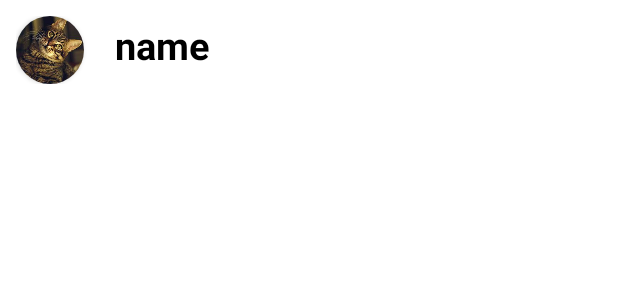
After one commit to ArslanRasheed60/ChatApp-mobile, an Android app: the layout contact_field.xml on its own in the app's theme, with its tools: preview values and no code run, on a phone screen of 412 x 824 dp. The commit adds this screen. Shown: the top 300 px of the screen. Run offline under Robolectric (Android 15) with nearby library versions, the phone set to English and light mode, and no system bars.

Commit message:
integrating contacts

```diff
--- a/app/build.gradle
+++ b/app/build.gradle
@@ -37,6 +37,7 @@ dependencies {
     implementation 'com.google.firebase:firebase-database:20.0.4'
     implementation 'com.firebaseui:firebase-ui-database:8.0.2'
     implementation 'com.google.firebase:firebase-auth-ktx:21.3.0'
+    implementation 'com.orhanobut:dialogplus:1.11@aar'
     testImplementation 'junit:junit:4.13.2'
     androidTestImplementation 'androidx.test.ext:junit:1.1.5'
     androidTestImplementation 'androidx.test.espresso:espresso-core:3.5.1'
--- a/app/src/main/AndroidManifest.xml
+++ b/app/src/main/AndroidManifest.xml
@@ -3,6 +3,8 @@
     xmlns:tools="http://schemas.android.com/tools">
 
     <uses-permission android:name="android.permission.INTERNET" />
+    <uses-permission android:name="android.permission.READ_CONTACTS"/>
+    <uses-permission android:name="android.permission.WRITE_CONTACTS"/>
 
     <application
         android:allowBackup="true"
--- /dev/null
+++ b/app/src/main/res/layout/contact_field.xml
@@ -0,0 +1,48 @@
+<?xml version="1.0" encoding="utf-8"?>
+<androidx.appcompat.widget.LinearLayoutCompat
+    xmlns:android="http://schemas.android.com/apk/res/android"
+    android:id="@+id/conversationFieldID"
+    android:layout_width="match_parent"
+    android:layout_height="wrap_content"
+    android:padding="7dp"
+    android:layout_marginHorizontal="3dp"
+    android:layout_marginVertical="3dp"
+    android:orientation="vertical"
+    >
+
+    <LinearLayout
+        android:layout_width="match_parent"
+        android:layout_height="wrap_content"
+        android:orientation="horizontal"
+        >
+
+        <androidx.cardview.widget.CardView
+            xmlns:card_view="http://schemas.android.com/apk/res-auto"
+            android:layout_gravity="center"
+            android:layout_width="wrap_content"
+            android:layout_height="wrap_content"
+            card_view:cardCornerRadius="30dp">
+            <ImageView
+                android:layout_width="45dp"
+                android:layout_height="45dp"
+                android:layout_gravity="center"
+                android:src="@drawable/cat"
+                />
+        </androidx.cardview.widget.CardView>
+
+        <TextView
+            android:id="@+id/contactnamefield"
+            android:layout_width="0dp"
+            android:layout_height="wrap_content"
+            android:layout_marginVertical="2dp"
+            android:paddingHorizontal="5dp"
+            android:layout_marginHorizontal="15dp"
+            android:textSize="25sp"
+            android:textStyle="bold"
+            android:text="name"
+            android:layout_weight="1"
+            android:textColor="@color/black"
+            />
+    </LinearLayout>
+
+</androidx.appcompat.widget.LinearLayoutCompat>
--- a/app/src/main/res/menu/main_page_menu.xml
+++ b/app/src/main/res/menu/main_page_menu.xml
@@ -10,6 +10,11 @@
             <item
                 android:id="@+id/clearChat"
                 android:title="Clear"
+                >
+            </item>
+            <item
+                android:id="@+id/contacts"
+                android:title="Contact"
                 >
             </item>
             <item
```
Also changed, not shown: app/src/main/java/com/example/chatapp/ConversationMainActivityLists.java (+96 -3 lines), app/src/main/java/com/example/chatapp/contacts/Contact.java (added, +21 -0 lines), app/src/main/java/com/example/chatapp/contacts/ContactAdaptor.java (added, +73 -0 lines), app/src/main/res/drawable/rounded.xml (added, +11 -0 lines), app/src/main/res/layout/contact_list.xml (added, +15 -0 lines).
